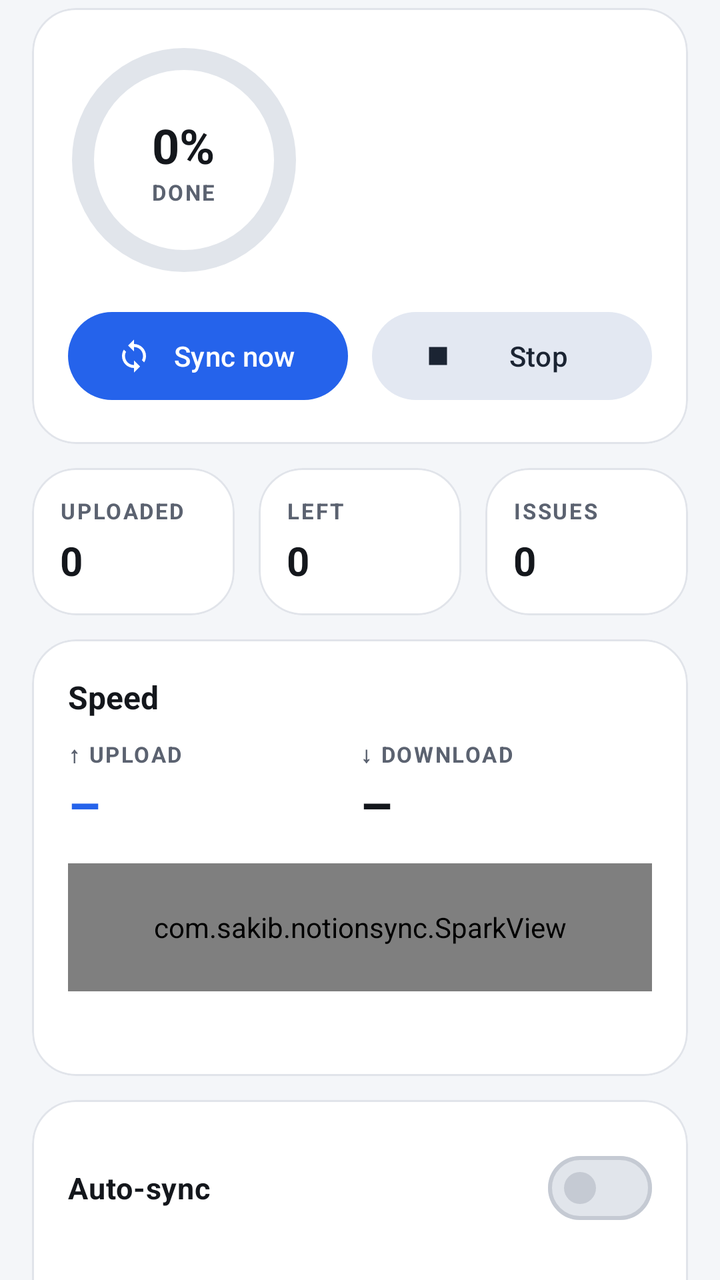
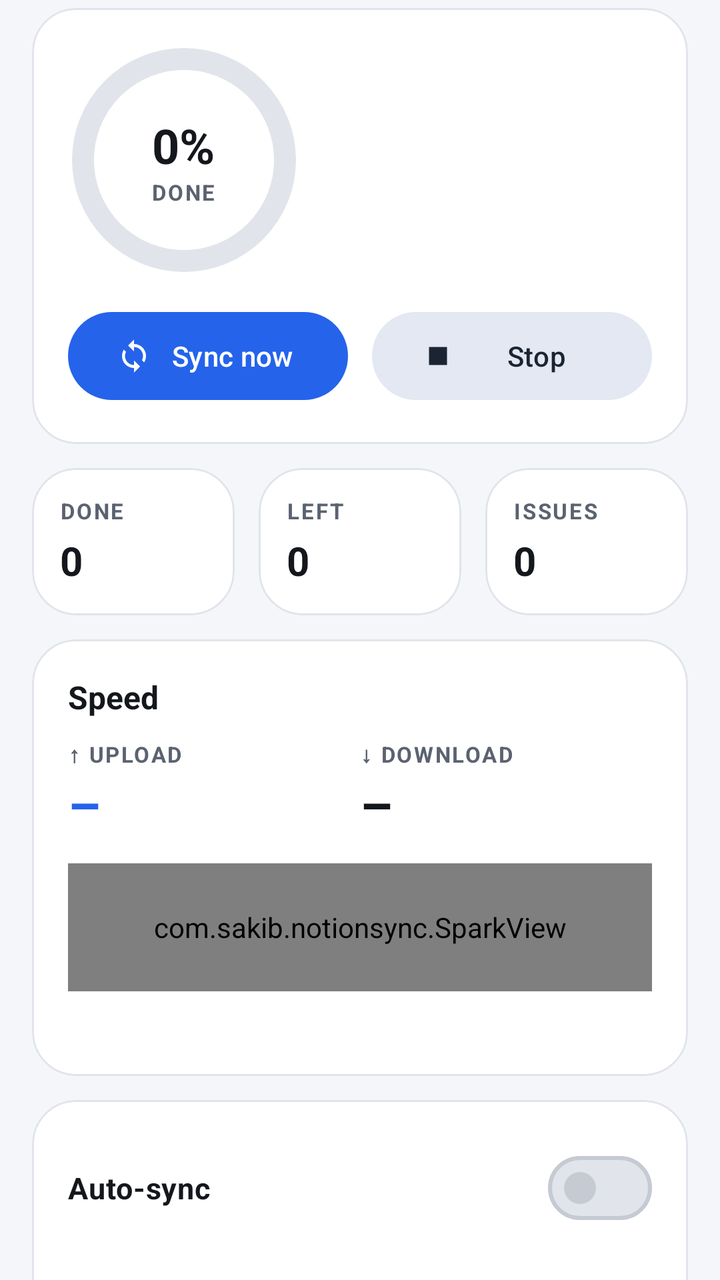

Screens rendered from an Android XML layout before and after an edit, with the pre-edit source and the edit as a unified diff.
<!-- AndroidManifest.xml: application theme Theme.NotionSync -->
<!-- res/layout/page_home.xml -->
<?xml version="1.0" encoding="utf-8"?>
<androidx.core.widget.NestedScrollView xmlns:android="http://schemas.android.com/apk/res/android"
    xmlns:app="http://schemas.android.com/apk/res-auto"
    android:layout_width="match_parent"
    android:layout_height="match_parent">

    <LinearLayout
        android:layout_width="match_parent"
        android:layout_height="wrap_content"
        android:orientation="vertical"
        android:paddingStart="16dp"
        android:paddingTop="4dp"
        android:paddingEnd="16dp"
        android:paddingBottom="24dp">

        
        <com.google.android.material.card.MaterialCardView
            style="@style/Card"
            android:layout_width="match_parent"
            android:layout_height="wrap_content">

            <LinearLayout style="@style/CardBody"
                android:layout_width="match_parent"
                android:layout_height="wrap_content">

                <LinearLayout
                    android:layout_width="match_parent"
                    android:layout_height="wrap_content"
                    android:gravity="center_vertical"
                    android:orientation="horizontal">

                    <FrameLayout
                        android:layout_width="116dp"
                        android:layout_height="116dp">

                        <com.google.android.material.progressindicator.CircularProgressIndicator
                            android:id="@+id/ring"
                            android:layout_width="wrap_content"
                            android:layout_height="wrap_content"
                            android:layout_gravity="center"
                            android:max="1000"
                            app:indicatorSize="112dp"
                            app:trackColor="?attr/colorSurfaceContainerHighest"
                            app:trackCornerRadius="6dp"
                            app:trackThickness="11dp" />

                        <LinearLayout
                            android:layout_width="wrap_content"
                            android:layout_height="wrap_content"
                            android:layout_gravity="center"
                            android:gravity="center"
                            android:orientation="vertical">

                            <TextView
                                android:id="@+id/percent"
                                android:layout_width="wrap_content"
                                android:layout_height="wrap_content"
                                android:text="0%"
                                android:textColor="?attr/colorOnSurface"
                                android:textSize="24sp"
                                android:textStyle="bold" />

                            <TextView
                                style="@style/Label"
                                android:layout_width="wrap_content"
                                android:layout_height="wrap_content"
                                android:text="done" />
                        </LinearLayout>
                    </FrameLayout>

                    <LinearLayout
                        android:layout_width="0dp"
                        android:layout_height="wrap_content"
                        android:layout_marginStart="18dp"
                        android:layout_weight="1"
                        android:orientation="vertical">

                        <TextView
                            android:id="@+id/status_title"
                            android:layout_width="wrap_content"
                            android:layout_height="wrap_content"
                            android:textColor="?attr/colorOnSurface"
                            android:textSize="20sp"
                            android:textStyle="bold" />

                        <TextView
                            android:id="@+id/status_detail"
                            style="@style/Muted"
                            android:layout_width="wrap_content"
                            android:layout_height="wrap_content"
                            android:layout_marginTop="4dp" />
                    </LinearLayout>
                </LinearLayout>

                <TextView
                    android:id="@+id/current_file"
                    style="@style/Muted"
                    android:layout_width="match_parent"
                    android:layout_height="wrap_content"
                    android:layout_marginTop="14dp"
                    android:ellipsize="middle"
                    android:singleLine="true"
                    android:visibility="gone" />

                <LinearLayout
                    android:layout_width="match_parent"
                    android:layout_height="wrap_content"
                    android:layout_marginTop="14dp"
                    android:orientation="horizontal">

                    <com.google.android.material.button.MaterialButton
                        android:id="@+id/btn_sync"
                        android:layout_width="0dp"
                        android:layout_height="52dp"
                        android:layout_marginEnd="6dp"
                        android:layout_weight="1"
                        android:text="Sync now"
                        app:icon="@drawable/ic_sync" />

                    <com.google.android.material.button.MaterialButton
                        android:id="@+id/btn_stop"
                        style="@style/Widget.Material3.Button.TonalButton"
                        android:layout_width="0dp"
                        android:layout_height="52dp"
                        android:layout_marginStart="6dp"
                        android:layout_weight="1"
                        android:text="Stop"
                        app:icon="@drawable/ic_stop" />
                </LinearLayout>
            </LinearLayout>
        </com.google.android.material.card.MaterialCardView>

        
        <LinearLayout
            android:layout_width="match_parent"
            android:layout_height="wrap_content"
            android:layout_marginBottom="12dp"
            android:orientation="horizontal">

            <com.google.android.material.card.MaterialCardView
                style="@style/Card"
                android:layout_width="0dp"
                android:layout_height="wrap_content"
                android:layout_marginEnd="6dp"
                android:layout_marginBottom="0dp"
                android:layout_weight="1">

                <LinearLayout
                    android:layout_width="match_parent"
                    android:layout_height="wrap_content"
                    android:orientation="vertical"
                    android:padding="14dp">

                    <TextView style="@style/Label" android:layout_width="wrap_content" android:layout_height="wrap_content" android:text="Uploaded" />
                    <TextView android:id="@+id/n_done" android:layout_width="wrap_content" android:layout_height="wrap_content" android:layout_marginTop="4dp" android:text="0" android:textColor="?attr/colorOnSurface" android:textSize="20sp" android:textStyle="bold" />
                </LinearLayout>
            </com.google.android.material.card.MaterialCardView>

            <com.google.android.material.card.MaterialCardView
                style="@style/Card"
                android:layout_width="0dp"
                android:layout_height="wrap_content"
                android:layout_marginStart="6dp"
                android:layout_marginEnd="6dp"
                android:layout_marginBottom="0dp"
                android:layout_weight="1">

                <LinearLayout
                    android:layout_width="match_parent"
                    android:layout_height="wrap_content"
                    android:orientation="vertical"
                    android:padding="14dp">

                    <TextView style="@style/Label" android:layout_width="wrap_content" android:layout_height="wrap_content" android:text="Left" />
                    <TextView android:id="@+id/n_left" android:layout_width="wrap_content" android:layout_height="wrap_content" android:layout_marginTop="4dp" android:text="0" android:textColor="?attr/colorOnSurface" android:textSize="20sp" android:textStyle="bold" />
                </LinearLayout>
            </com.google.android.material.card.MaterialCardView>

            <com.google.android.material.card.MaterialCardView
                android:id="@+id/issues_tile"
                style="@style/Card"
                android:layout_width="0dp"
                android:layout_height="wrap_content"
                android:layout_marginStart="6dp"
                android:layout_marginBottom="0dp"
                android:layout_weight="1"
                android:clickable="true"
                android:focusable="true">

                <LinearLayout
                    android:layout_width="match_parent"
                    android:layout_height="wrap_content"
                    android:orientation="vertical"
                    android:padding="14dp">

                    <TextView style="@style/Label" android:layout_width="wrap_content" android:layout_height="wrap_content" android:text="Issues" />
                    <TextView android:id="@+id/n_issues" android:layout_width="wrap_content" android:layout_height="wrap_content" android:layout_marginTop="4dp" android:text="0" android:textColor="?attr/colorOnSurface" android:textSize="20sp" android:textStyle="bold" />
                </LinearLayout>
            </com.google.android.material.card.MaterialCardView>
        </LinearLayout>

        
        <com.google.android.material.card.MaterialCardView
            style="@style/Card"
            android:layout_width="match_parent"
            android:layout_height="wrap_content">

            <LinearLayout style="@style/CardBody"
                android:layout_width="match_parent"
                android:layout_height="wrap_content">

                <TextView style="@style/CardTitle" android:layout_width="wrap_content" android:layout_height="wrap_content" android:text="Speed" />

                <LinearLayout
                    android:layout_width="match_parent"
                    android:layout_height="wrap_content"
                    android:layout_marginTop="10dp"
                    android:orientation="horizontal">

                    <LinearLayout
                        android:layout_width="0dp"
                        android:layout_height="wrap_content"
                        android:layout_weight="1"
                        android:orientation="vertical">

                        <TextView style="@style/Label" android:layout_width="wrap_content" android:layout_height="wrap_content" android:text="↑ Upload" />
                        <TextView android:id="@+id/speed_up" android:layout_width="wrap_content" android:layout_height="wrap_content" android:text="–" android:textColor="?attr/colorPrimary" android:textSize="26sp" android:textStyle="bold" />
                    </LinearLayout>

                    <LinearLayout
                        android:layout_width="0dp"
                        android:layout_height="wrap_content"
                        android:layout_weight="1"
                        android:orientation="vertical">

                        <TextView style="@style/Label" android:layout_width="wrap_content" android:layout_height="wrap_content" android:text="↓ Download" />
                        <TextView android:id="@+id/speed_down" android:layout_width="wrap_content" android:layout_height="wrap_content" android:text="–" android:textColor="?attr/colorOnSurface" android:textSize="26sp" android:textStyle="bold" />
                    </LinearLayout>
                </LinearLayout>

                <com.sakib.notionsync.SparkView
                    android:id="@+id/spark"
                    android:layout_width="match_parent"
                    android:layout_height="64dp"
                    android:layout_marginTop="12dp" />

                <TextView
                    android:id="@+id/speed_totals"
                    style="@style/Muted"
                    android:layout_width="wrap_content"
                    android:layout_height="wrap_content"
                    android:layout_marginTop="8dp"
                    android:textSize="12sp" />
            </LinearLayout>
        </com.google.android.material.card.MaterialCardView>

        
        <com.google.android.material.card.MaterialCardView
            style="@style/Card"
            android:layout_width="match_parent"
            android:layout_height="wrap_content">

            <LinearLayout style="@style/CardBody"
                android:layout_width="match_parent"
                android:layout_height="wrap_content">

                <com.google.android.material.materialswitch.MaterialSwitch
                    android:id="@+id/sw_auto"
                    style="@style/SettingSwitch"
                    android:layout_width="match_parent"
                    android:layout_height="wrap_content"
                    android:text="Auto-sync"
                    android:textStyle="bold" />

                <TextView
                    android:id="@+id/auto_detail"
                    style="@style/Muted"
                    android:layout_width="wrap_content"
                    android:layout_height="wrap_content" />

                <TextView
                    android:id="@+id/auto_times"
                    style="@style/Muted"
                    android:layout_width="wrap_content"
                    android:layout_height="wrap_content"
                    android:layout_marginTop="2dp" />
            </LinearLayout>
        </com.google.android.material.card.MaterialCardView>

        
        <com.google.android.material.card.MaterialCardView
            android:id="@+id/issues_card"
            style="@style/Card"
            android:layout_width="match_parent"
            android:layout_height="wrap_content"
            android:visibility="gone">

            <LinearLayout style="@style/CardBody"
                android:layout_width="match_parent"
                android:layout_height="wrap_content">

                <TextView style="@style/CardTitle" android:layout_width="wrap_content" android:layout_height="wrap_content" android:text="Files that didn't upload" />

                <TextView
                    android:id="@+id/issues_detail"
                    style="@style/Muted"
                    android:layout_width="wrap_content"
                    android:layout_height="wrap_content"
                    android:layout_marginTop="4dp" />

                <LinearLayout
                    android:layout_width="match_parent"
                    android:layout_height="wrap_content"
                    android:layout_marginTop="10dp"
                    android:orientation="horizontal">

                    <com.google.android.material.button.MaterialButton
                        android:id="@+id/btn_issues"
                        style="@style/Widget.Material3.Button.OutlinedButton"
                        android:layout_width="wrap_content"
                        android:layout_height="wrap_content"
                        android:layout_marginEnd="8dp"
                        android:text="See list" />

                    <com.google.android.material.button.MaterialButton
                        android:id="@+id/btn_retry"
                        style="@style/Widget.Material3.Button.TextButton"
                        android:layout_width="wrap_content"
                        android:layout_height="wrap_content"
                        android:text="Try again" />
                </LinearLayout>
            </LinearLayout>
        </com.google.android.material.card.MaterialCardView>
    </LinearLayout>
</androidx.core.widget.NestedScrollView>
<!-- resources referenced by this layout -->
<resources>
  <!-- drawable ic_stop (drawable) -->
  <vector xmlns:android="http://schemas.android.com/apk/res/android"
      android:width="24dp" android:height="24dp" android:viewportWidth="24" android:viewportHeight="24"
      android:tint="?attr/colorControlNormal">
      <path android:fillColor="#FFFFFF" android:pathData="M6,6h12v12H6z" />
  </vector>
  <!-- drawable ic_sync (drawable) -->
  <vector xmlns:android="http://schemas.android.com/apk/res/android"
      android:width="24dp" android:height="24dp" android:viewportWidth="24" android:viewportHeight="24"
      android:tint="?attr/colorControlNormal">
      <path android:fillColor="#FFFFFF" android:pathData="M12,4L12,1L8,5l4,4L12,6c3.31,0 6,2.69 6,6 0,1.01 -0.25,1.97 -0.7,2.8l1.46,1.46C19.54,15.03 20,13.57 20,12c0,-4.42 -3.58,-8 -8,-8zM12,18c-3.31,0 -6,-2.69 -6,-6 0,-1.01 0.25,-1.97 0.7,-2.8L5.24,7.74C4.46,8.97 4,10.43 4,12c0,4.42 3.58,8 8,8v3l4,-4 -4,-4v3z" />
  </vector>
  <style name="Card" parent="Widget.Material3.CardView.Filled">
          <item name="cardBackgroundColor">?attr/colorSurfaceContainerLow</item>
          <item name="cardCornerRadius">22dp</item>
          <item name="cardElevation">0dp</item>
          <item name="strokeWidth">1dp</item>
          <item name="strokeColor">?attr/colorOutlineVariant</item>
          <item name="android:layout_marginBottom">12dp</item>
      </style>
  <style name="CardBody">
          <item name="android:orientation">vertical</item>
          <item name="android:padding">18dp</item>
      </style>
  <style name="CardTitle">
          <item name="android:textSize">16sp</item>
          <item name="android:textStyle">bold</item>
          <item name="android:textColor">?attr/colorOnSurface</item>
      </style>
  <style name="Label">
          <item name="android:textSize">11sp</item>
          <item name="android:letterSpacing">0.08</item>
          <item name="android:textAllCaps">true</item>
          <item name="android:textStyle">bold</item>
          <item name="android:textColor">?attr/colorOnSurfaceVariant</item>
      </style>
  <style name="Muted">
          <item name="android:textSize">13sp</item>
          <item name="android:textColor">?attr/colorOnSurfaceVariant</item>
          <item name="android:lineSpacingExtra">2dp</item>
      </style>
  <style name="SettingSwitch" parent="Widget.Material3.CompoundButton.MaterialSwitch">
          <item name="android:textSize">15sp</item>
          <item name="android:textColor">?attr/colorOnSurface</item>
          <item name="android:minHeight">52dp</item>
      </style>
  <color name="primary">#2563EB</color>
  <color name="on_primary">#FFFFFF</color>
  <color name="primary_container">#DBE6FF</color>
  <color name="on_primary_container">#0B2A6B</color>
  <color name="secondary">#4B5563</color>
  <color name="on_secondary">#FFFFFF</color>
  <color name="secondary_container">#E3E8F2</color>
  <color name="on_secondary_container">#1B2433</color>
  <color name="background">#F4F6F9</color>
  <color name="surface">#F4F6F9</color>
  <color name="surface_lowest">#FFFFFF</color>
  <color name="surface_low">#FFFFFF</color>
  <color name="surface_mid">#EDF0F4</color>
  <color name="surface_high">#E7EAF0</color>
  <color name="surface_highest">#E1E5EB</color>
  <color name="on_surface">#14171C</color>
  <color name="on_surface_variant">#5B6270</color>
  <color name="outline">#C5CAD3</color>
  <color name="outline_variant">#E1E4EA</color>
  <color name="bad">#DC2626</color>
  <!-- unchanged entries left out for length: 1 -->
</resources>

<!-- the commit's change to res/layout/page_home.xml (unified diff, before → after) -->
@@ -114,8 +114,11 @@
                         android:layout_height="52dp"
                         android:layout_marginEnd="6dp"
                         android:layout_weight="1"
+                        android:maxLines="1"
                         android:text="Sync now"
-                        app:icon="@drawable/ic_sync" />
+                        android:textSize="14sp"
+                        app:icon="@drawable/ic_sync"
+                        app:iconPadding="6dp" />
 
                     <com.google.android.material.button.MaterialButton
                         android:id="@+id/btn_stop"
@@ -124,8 +127,11 @@
                         android:layout_height="52dp"
                         android:layout_marginStart="6dp"
                         android:layout_weight="1"
+                        android:maxLines="1"
                         android:text="Stop"
-                        app:icon="@drawable/ic_stop" />
+                        android:textSize="14sp"
+                        app:icon="@drawable/ic_stop"
+                        app:iconPadding="6dp" />
                 </LinearLayout>
             </LinearLayout>
         </com.google.android.material.card.MaterialCardView>
@@ -151,7 +157,7 @@
                     android:orientation="vertical"
                     android:padding="14dp">
 
-                    <TextView style="@style/Label" android:layout_width="wrap_content" android:layout_height="wrap_content" android:text="Uploaded" />
+                    <TextView style="@style/Label" android:layout_width="wrap_content" android:layout_height="wrap_content" android:text="Done" />
                     <TextView android:id="@+id/n_done" android:layout_width="wrap_content" android:layout_height="wrap_content" android:layout_marginTop="4dp" android:text="0" android:textColor="?attr/colorOnSurface" android:textSize="20sp" android:textStyle="bold" />
                 </LinearLayout>
             </com.google.android.material.card.MaterialCardView>
